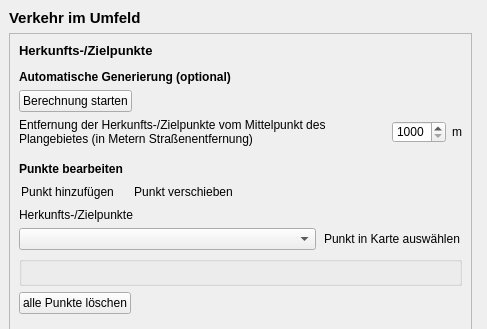
Old version of the form ui/domain_03-ViU.ui in the repository projektcheck/ProjektCheck-QGIS; both pictures show x 0 to 487 and y 0 to 329 of the 487 by 692 pixel window.
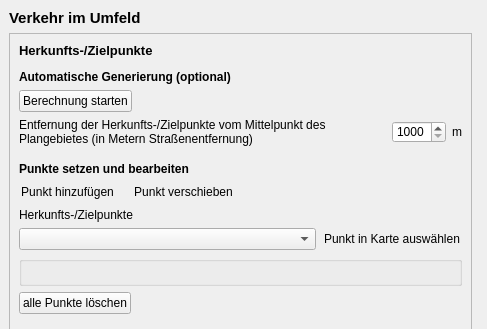
New version of the form. Icons and pictures are not drawn.

Commit message: optimized speed wehen truncation tables

Patch:
```diff
--- a/ui/domain_03-ViU.ui
+++ b/ui/domain_03-ViU.ui
@@ -314,7 +314,7 @@
            </font>
           </property>
           <property name="text">
-           <string>Punkte bearbeiten</string>
+           <string>Punkte setzen und bearbeiten</string>
           </property>
          </widget>
         </item>
```
Left out of the diff: 2 changed lines with no effect on the pictures. The commit also changes 2 other files.
